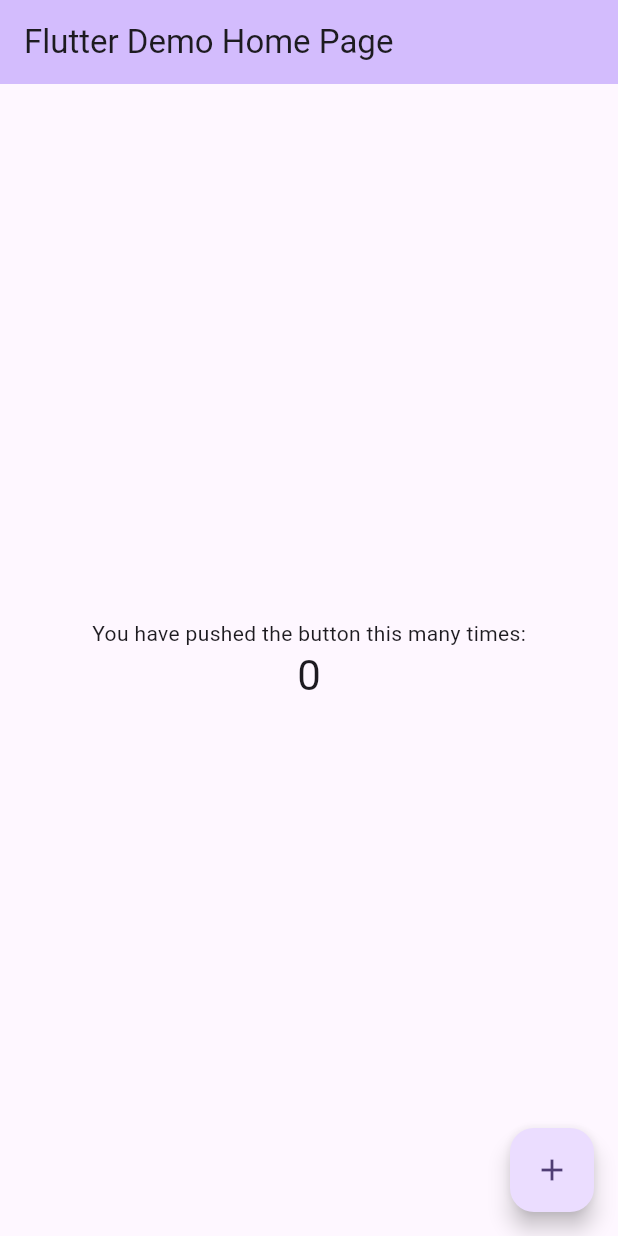
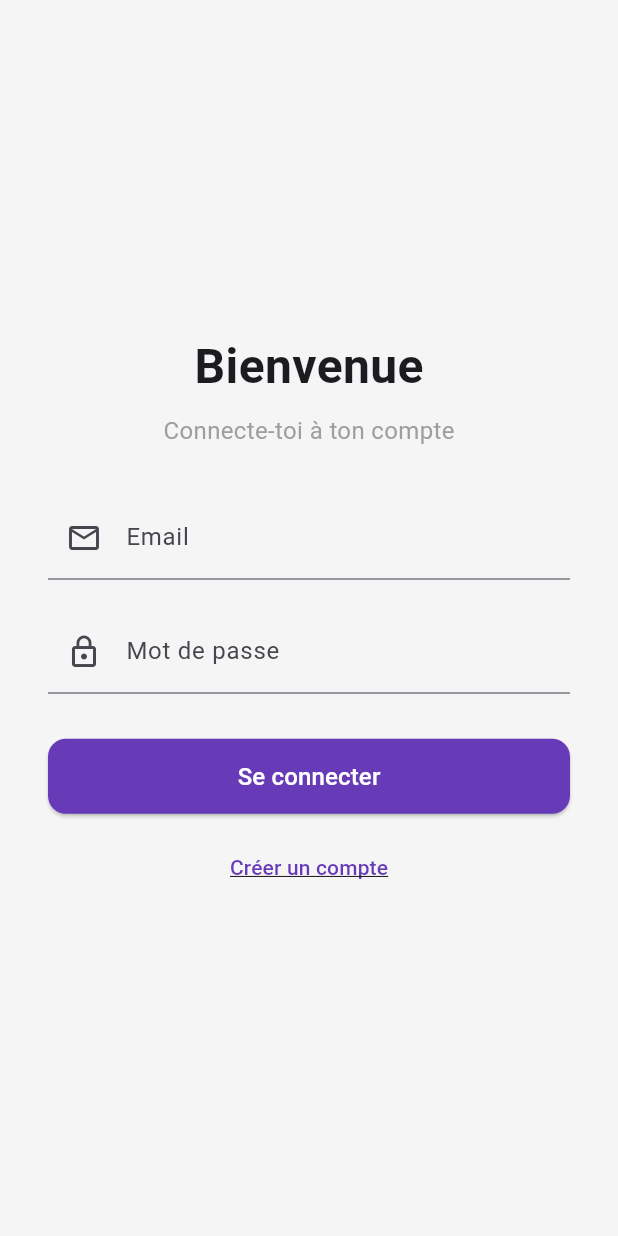
Before and after one commit to Medou13500/flutterPomodoro, a Flutter app: the screen it shows after launch, on a phone screen of 412 x 824 dp. Run offline on Flutter 3.47's test engine with Material 3 defaults, Android fonts, the phone set to English and light mode, and no system bars; our stand-ins replace supabase_flutter; accounts and stored records are empty.

Commit message:
tp pomodoro terminer

```diff
--- /dev/null
+++ b/tp_pomodoro/lib/authentification/connexion.dart
@@ -0,0 +1,205 @@
+import 'package:flutter/material.dart';
+import 'package:supabase_flutter/supabase_flutter.dart';
+
+import '../timer/timer.dart';
+import 'inscription.dart';
+
+class ConnexionScreen extends StatefulWidget {
+  const ConnexionScreen({super.key});
+
+  @override
+  State<ConnexionScreen> createState() => _ConnexionScreenState();
+}
+
+class _ConnexionScreenState extends State<ConnexionScreen> {
+  // ─────────────────────────────────────────────────────
+  // CONFIG
+  // ─────────────────────────────────────────────────────
+  /// Passe à `true` si tu veux accepter la connexion même si
+  /// l’e-mail n’a pas encore été confirmé.
+  static const bool skipEmailConfirmation = false;
+
+  // ─────────────────────────────────────────────────────
+  // CONTRÔLEURS & SUPABASE
+  // ─────────────────────────────────────────────────────
+  final _formKey = GlobalKey<FormState>();
+  final _email     = TextEditingController();
+  final _password  = TextEditingController();
+
+  final supabase = Supabase.instance.client;
+
+  // ─────────────────────────────────────────────────────
+  // LIFE-CYCLE
+  // ─────────────────────────────────────────────────────
+  @override
+  void dispose() {
+    _email.dispose();
+    _password.dispose();
+    super.dispose();
+  }
+
+  // ─────────────────────────────────────────────────────
+  // AUTH
+  // ─────────────────────────────────────────────────────
+  Future<void> _signIn() async {
+    try {
+      final res = await supabase.auth.signInWithPassword(
+        email   : _email.text.trim(),
+        password: _password.text.trim(),
+      );
+
+      final user     = res.user;
+      final emailOk  = user?.emailConfirmedAt != null;
+
+      if (user != null && (emailOk || skipEmailConfirmation)) {
+        // journalise la connexion
+        await supabase.from('session').insert({
+          'user_id' : user.id,
+          'type'    : 'login',
+          'duration': 0,
+        });
+
+        if (!mounted) return;
+        Navigator.pushReplacement(
+          context,
+          MaterialPageRoute(builder: (_) => const PomodoroScreen()),
+        );
+      } else {
+        throw 'Adresse e-mail non confirmée';
+      }
+    } catch (e) {
+      if (!mounted) return;
+      ScaffoldMessenger.of(context).showSnackBar(
+        SnackBar(
+          backgroundColor: Colors.red,
+          content: Text('Erreur de connexion : $e'),
+        ),
+      );
+    }
+  }
+
+  void _submitForm() {
+    if (_formKey.currentState!.validate()) {
+      _signIn();
+    }
+  }
+
+  // ─────────────────────────────────────────────────────
+  // UI
+  // ─────────────────────────────────────────────────────
+  @override
+  Widget build(BuildContext context) {
+    return Scaffold(
+      backgroundColor: Colors.grey[100],
+      body: Center(
+        child: SingleChildScrollView(
+          padding: const EdgeInsets.all(32),
+          child: Column(
+            mainAxisSize: MainAxisSize.min,
+            children: [
+              // ─── TITRE ───
+              const Text(
+                'Bienvenue',
+                style: TextStyle(fontSize: 32, fontWeight: FontWeight.bold),
+              ),
+              const SizedBox(height: 8),
+              const Text(
+                'Connecte-toi à ton compte',
+                style: TextStyle(fontSize: 16, color: Colors.grey),
+              ),
+              const SizedBox(height: 32),
+
+              // ─── FORMULAIRE ───
+              Form(
+                key: _formKey,
+                child: Column(
+                  children: [
+                    // e-mail
+                    TextFormField(
+                      controller: _email,
+                      keyboardType: TextInputType.emailAddress,
+                      decoration: const InputDecoration(
+                        labelText : 'Email',
+                        prefixIcon: Icon(Icons.email_outlined),
+                      ),
+                      validator: (v) {
+                        if (v == null || v.isEmpty) {
+                          return 'Veuillez entrer votre email';
+                        }
+                        if (!v.contains('@')) {
+                          return 'Adresse e-mail invalide';
+                        }
+                        return null;
+                      },
+                    ),
+                    const SizedBox(height: 20),
+
+                    // mot de passe
+                    TextFormField(
+                      controller: _password,
+                      obscureText: true,
+                      decoration: const InputDecoration(
+                        labelText : 'Mot de passe',
+                        prefixIcon: Icon(Icons.lock_outline),
+                      ),
+                      validator: (v) {
+                        if (v == null || v.isEmpty) {
+                          return 'Veuillez entrer votre mot de passe';
+                        }
+                        if (v.length < 6) {
+                          return 'Minimum 6 caractères';
+                        }
+                        return null;
+                      },
+                    ),
+                    const SizedBox(height: 30),
+
+                    // bouton de connexion
+                    SizedBox(
+                      width : double.infinity,
+                      height: 50,
+                      child: ElevatedButton(
+                        onPressed: _submitForm,
+                        style: ElevatedButton.styleFrom(
+                          backgroundColor: Colors.deepPurple,
+                          shape: RoundedRectangleBorder(
+                            borderRadius: BorderRadius.circular(12),
+                          ),
+                        ),
+                        child: const Text(
+                          'Se connecter',
+                          style: TextStyle(fontSize: 16, color: Colors.white),
+                        ),
+                      ),
+                    ),
+
+                    const SizedBox(height: 12),
+
+                    // lien inscription
+                    TextButton(
+                      onPressed: () {
+                        Navigator.push(
+                          context,
+                          MaterialPageRoute(
+                            builder: (_) => const InscriptionScreen(),
+                          ),
+                        );
+                      },
+                      child: const Text(
+                        'Créer un compte',
+                        style: TextStyle(
+                          color: Colors.deepPurple,
+                          decoration: TextDecoration.underline,
+                        ),
+                      ),
+                    ),
+                  ],
+                ),
+              ),
+            ],
+          ),
+        ),
+      ),
+    );
+  }
+}
--- a/tp_pomodoro/lib/main.dart
+++ b/tp_pomodoro/lib/main.dart
@@ -1,122 +1,30 @@
 import 'package:flutter/material.dart';
+import 'package:supabase_flutter/supabase_flutter.dart';
+import 'authentification/connexion.dart';
+import 'timer/timer.dart';
 
-void main() {
+void main() async {
+  WidgetsFlutterBinding.ensureInitialized();
+  await Supabase.initialize(
+    url: 'https://fyzcvuvivdwfinrvzrbx.supabase.co',
+    anonKey: 'eyJhbGciOiJIUzI1NiIsInR5cCI6IkpXVCJ9.eyJpc3MiOiJzdXBhYmFzZSIsInJlZiI6ImZ5emN2dXZpdmR3ZmlucnZ6cmJ4Iiwicm9sZSI6ImFub24iLCJpYXQiOjE3NTE1MzI3NjgsImV4cCI6MjA2NzEwODc2OH0.s_Frfy6Kqoz0ImxIAatT9YVhwnKC0l_SCD0nTNrU1EM',
+  );
   runApp(const MyApp());
 }
 
 class MyApp extends StatelessWidget {
   const MyApp({super.key});
 
-  // This widget is the root of your application.
   @override
   Widget build(BuildContext context) {
     return MaterialApp(
-      title: 'Flutter Demo',
+      title: 'Pomodoro Pro',
+      debugShowCheckedModeBanner: false,
       theme: ThemeData(
-        // This is the theme of your application.
-        //
-        // TRY THIS: Try running your application with "flutter run". You'll see
-        // the application has a purple toolbar. Then, without quitting the app,
-        // try changing the seedColor in the colorScheme below to Colors.green
-        // and then invoke "hot reload" (save your changes or press the "hot
-        // reload" button in a Flutter-supported IDE, or press "r" if you used
-        // the command line to start the app).
-        //
-        // Notice that the counter didn't reset back to zero; the application
-        // state is not lost during the reload. To reset the state, use hot
-        // restart instead.
-        //
-        // This works for code too, not just values: Most code changes can be
-        // tested with just a hot reload.
         colorScheme: ColorScheme.fromSeed(seedColor: Colors.deepPurple),
+        useMaterial3: true,
       ),
-      home: const MyHomePage(title: 'Flutter Demo Home Page'),
+      home: const ConnexionScreen(),
     );
   }
 }
-
-class MyHomePage extends StatefulWidget {
-  const MyHomePage({super.key, required this.title});
-
-  // This widget is the home page of your application. It is stateful, meaning
-  // that it has a State object (defined below) that contains fields that affect
-  // how it looks.
-
-  // This class is the configuration for the state. It holds the values (in this
-  // case the title) provided by the parent (in this case the App widget) and
-  // used by the build method of the State. Fields in a Widget subclass are
-  // always marked "final".
-
-  final String title;
-
-  @override
-  State<MyHomePage> createState() => _MyHomePageState();
-}
-
-class _MyHomePageState extends State<MyHomePage> {
-  int _counter = 0;
-
-  void _incrementCounter() {
-    setState(() {
-      // This call to setState tells the Flutter framework that something has
-      // changed in this State, which causes it to rerun the build method below
-      // so that the display can reflect the updated values. If we changed
-      // _counter without calling setState(), then the build method would not be
-      // called again, and so nothing would appear to happen.
-      _counter++;
-    });
-  }
-
-  @override
-  Widget build(BuildContext context) {
-    // This method is rerun every time setState is called, for instance as done
-    // by the _incrementCounter method above.
-    //
-    // The Flutter framework has been optimized to make rerunning build methods
-    // fast, so that you can just rebuild anything that needs updating rather
-    // than having to individually change instances of widgets.
-    return Scaffold(
-      appBar: AppBar(
-        // TRY THIS: Try changing the color here to a specific color (to
-        // Colors.amber, perhaps?) and trigger a hot reload to see the AppBar
-        // change color while the other colors stay the same.
-        backgroundColor: Theme.of(context).colorScheme.inversePrimary,
-        // Here we take the value from the MyHomePage object that was created by
-        // the App.build method, and use it to set our appbar title.
-        title: Text(widget.title),
-      ),
-      body: Center(
-        // Center is a layout widget. It takes a single child and positions it
-        // in the middle of the parent.
-        child: Column(
-          // Column is also a layout widget. It takes a list of children and
-          // arranges them vertically. By default, it sizes itself to fit its
-          // children horizontally, and tries to be as tall as its parent.
-          //
-          // Column has various properties to control how it sizes itself and
-          // how it positions its children. Here we use mainAxisAlignment to
-          // center the children vertically; the main axis here is the vertical
-          // axis because Columns are vertical (the cross axis would be
-          // horizontal).
-          //
-          // TRY THIS: Invoke "debug painting" (choose the "Toggle Debug Paint"
-          // action in the IDE, or press "p" in the console), to see the
-          // wireframe for each widget.
-          mainAxisAlignment: MainAxisAlignment.center,
-          children: <Widget>[
-            const Text('You have pushed the button this many times:'),
-            Text(
-              '$_counter',
-              style: Theme.of(context).textTheme.headlineMedium,
-            ),
-          ],
-        ),
-      ),
-      floatingActionButton: FloatingActionButton(
-        onPressed: _incrementCounter,
-        tooltip: 'Increment',
-        child: const Icon(Icons.add),
-      ), // This trailing comma makes auto-formatting nicer for build methods.
-    );
-  }
-}
--- a/tp_pomodoro/pubspec.yaml
+++ b/tp_pomodoro/pubspec.yaml
@@ -28,8 +28,14 @@ environment:
 # the latest version available on pub.dev. To see which dependencies have newer
 # versions available, run `flutter pub outdated`.
 dependencies:
+  supabase_flutter: ^1.10.14
   flutter:
     sdk: flutter
+  sqflite: ^2.3.2
+  path: ^1.9.0
+  path_provider: ^2.1.2
+
+
 
   # The following adds the Cupertino Icons font to your application.
   # Use with the CupertinoIcons class for iOS style icons.
```
Also changed, not shown: tp_pomodoro/lib/authentification/inscription.dart (added, +79 -0 lines), tp_pomodoro/lib/timer/timer.dart (added, +192 -0 lines), tp_pomodoro/pubspec.lock, 17 other files.
